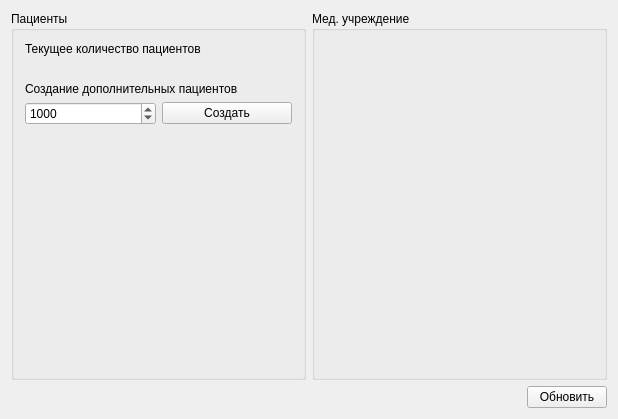
Old version of the form src/dummy_db/maindummydatabasewidget.ui in the repository megakoko/m-system.
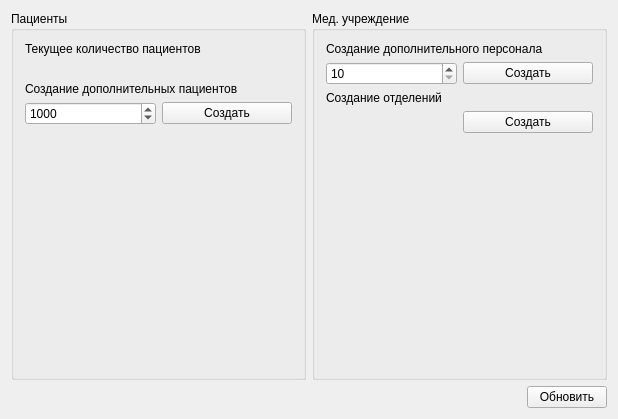
New version of the form.

Commit message: Добавил создание тестового персонала.

The edit to the form file:
```diff
--- a/src/dummy_db/maindummydatabasewidget.ui
+++ b/src/dummy_db/maindummydatabasewidget.ui
@@ -85,6 +85,62 @@
      <property name="title">
       <string>Мед. учреждение</string>
      </property>
+     <layout class="QGridLayout" name="gridLayout_3">
+      <item row="0" column="0" colspan="2">
+       <widget class="QLabel" name="label_2">
+        <property name="text">
+         <string>Создание дополнительного персонала</string>
+        </property>
+        <property name="wordWrap">
+         <bool>true</bool>
+        </property>
+       </widget>
+      </item>
+      <item row="1" column="0">
+       <widget class="QSpinBox" name="m_createStaffCount">
+        <property name="minimum">
+         <number>10</number>
+        </property>
+        <property name="maximum">
+         <number>25</number>
+        </property>
+       </widget>
+      </item>
+      <item row="1" column="1">
+       <widget class="QPushButton" name="m_createStaff">
+        <property name="text">
+         <string>Создать</string>
+        </property>
+       </widget>
+      </item>
+      <item row="4" column="0" colspan="2">
+       <spacer name="verticalSpacer_2">
+        <property name="orientation">
+         <enum>Qt::Vertical</enum>
+        </property>
+        <property name="sizeHint" stdset="0">
+         <size>
+          <width>20</width>
+          <height>40</height>
+         </size>
+        </property>
+       </spacer>
+      </item>
+      <item row="2" column="0" colspan="2">
+       <widget class="QLabel" name="label_4">
+        <property name="text">
+         <string>Создание отделений</string>
+        </property>
+       </widget>
+      </item>
+      <item row="3" column="1">
+       <widget class="QPushButton" name="m_createDepartments">
+        <property name="text">
+         <string>Создать</string>
+        </property>
+       </widget>
+      </item>
+     </layout>
     </widget>
    </item>
    <item row="1" column="0" colspan="2">
```
Left out of the diff: 6 changed lines with no effect on the pictures. The commit also changes 2 other files.
